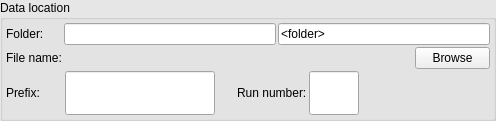
First picture: the form in Bricks/widgets/ui_files/Qt4_data_path_widget_horizontal_layout.ui, repository mxcube/mxcubeqt, before the edit.
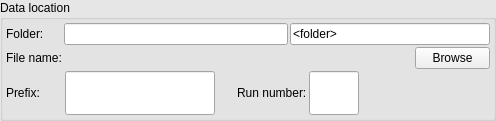
Second picture: the form after the edit.

The edit to the form file:
```diff
--- a/Bricks/widgets/ui_files/Qt4_data_path_widget_horizontal_layout.ui
+++ b/Bricks/widgets/ui_files/Qt4_data_path_widget_horizontal_layout.ui
@@ -172,13 +172,13 @@
                <widget class="QLineEdit" name="folder_ledit">
                 <property name="minimumSize">
                  <size>
-                  <width>200</width>
+                  <width>50</width>
                   <height>0</height>
                  </size>
                 </property>
                 <property name="maximumSize">
                  <size>
-                  <width>32767</width>
+                  <width>200</width>
                   <height>32767</height>
                  </size>
                 </property>
```
